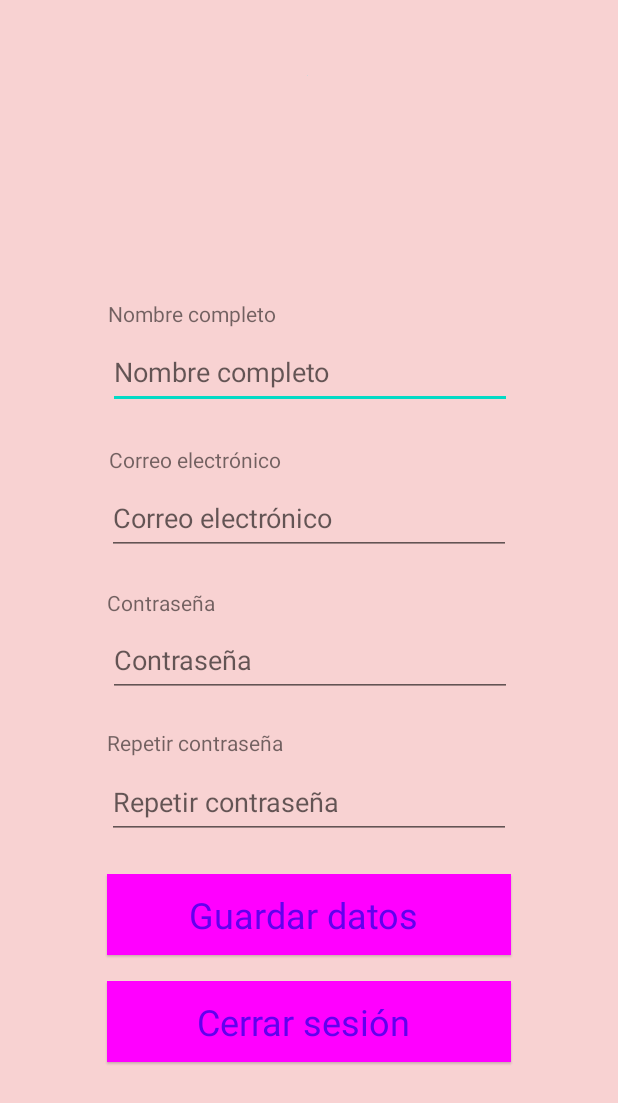
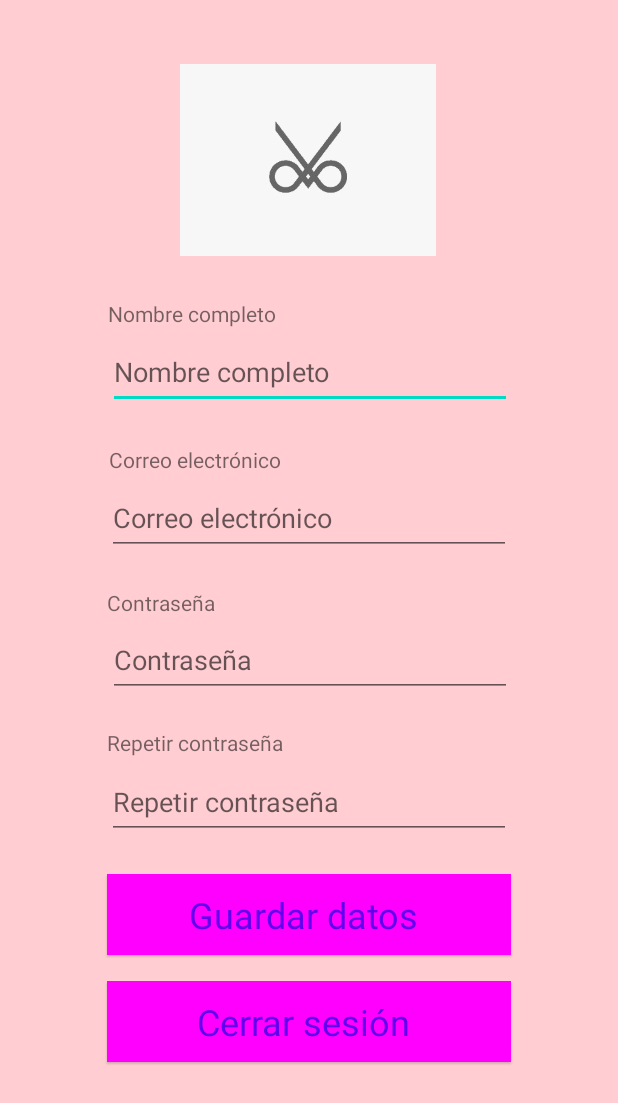
Before and after one commit to siguenza98/CatedraDSM, an Android app: the layout activity_configuracion_de_cuenta.xml on its own in the app's theme, with its tools: preview values and no code run, on a phone screen of 412 x 824 dp. Shown: the top 1103 px of the screen. Run offline under Robolectric (Android 15) with nearby library versions, the phone set to English and light mode, and no system bars.

Commit message:
Agregar icono de tijeras

```diff
--- a/app/src/main/res/layout/activity_configuracion_de_cuenta.xml
+++ b/app/src/main/res/layout/activity_configuracion_de_cuenta.xml
@@ -4,7 +4,7 @@
     xmlns:tools="http://schemas.android.com/tools"
     android:layout_width="match_parent"
     android:layout_height="match_parent"
-    android:background="#F8D2D2"
+    android:background="#FFCDD2"
     tools:context=".configuracionDeCuenta">
 
     <Button
@@ -25,15 +25,15 @@
 
     <ImageView
         android:id="@+id/imageView2"
-        android:layout_width="wrap_content"
-        android:layout_height="wrap_content"
+        android:layout_width="196dp"
+        android:layout_height="128dp"
         app:layout_constraintBottom_toBottomOf="parent"
         app:layout_constraintEnd_toEndOf="parent"
         app:layout_constraintHorizontal_bias="0.498"
         app:layout_constraintStart_toStartOf="parent"
         app:layout_constraintTop_toTopOf="parent"
         app:layout_constraintVertical_bias="0.061"
-        tools:srcCompat="@tools:sample/avatars" />
+        tools:srcCompat="@drawable/whatsapp_image_2022_04_23_at_6_39_43_pm" />
 
     <EditText
         android:id="@+id/idNombreCompletoCrearCuenta2"
@@ -143,7 +143,7 @@
         android:layout_width="269dp"
         android:layout_height="54dp"
         android:background="#EDEAEA"
-        android:backgroundTint="#F4F4F4"
+        android:backgroundTint="#EDEAEA"
         android:backgroundTintMode="add"
         android:text="@string/btn_guardar_datos_configuracion_de_cuenta"
         android:textSize="24sp"
```
Also changed, not shown: app/src/main/res/layout/activity_crear_cuenta.xml (+4 -4 lines), app/src/main/res/drawable/whatsapp_image_2022_04_23_at_6_39_43_pm.jpeg (added).
